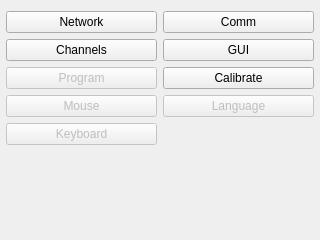
This is ui/SettingsWidget.ui in kipr/botui as Qt 5 draws it before an edit. The edited form follows.
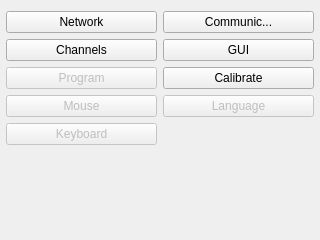
This is the edited form. Icons and pictures are not drawn.

Commit message: Added slider effect to RootController

Diff of the .ui file:
```diff
--- a/ui/SettingsWidget.ui
+++ b/ui/SettingsWidget.ui
@@ -111,7 +111,7 @@
        <item>
         <widget class="QPushButton" name="comm">
          <property name="text">
-          <string>Comm</string>
+          <string>Communic...</string>
          </property>
          <property name="icon">
           <iconset resource="../rc/icons.qrc">
```
The commit also changes 5 other files.
